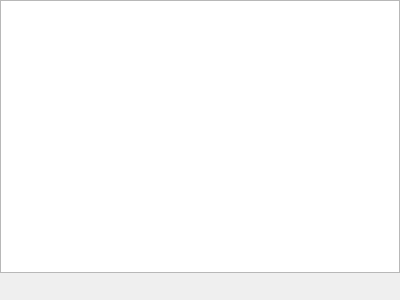
The window that Source/SVWidgetsLib/Widgets/UI_Files/StandardOutputWidget.ui (BlueQuartzSoftware/SIMPL) describes before a commit, drawn with Qt 5.
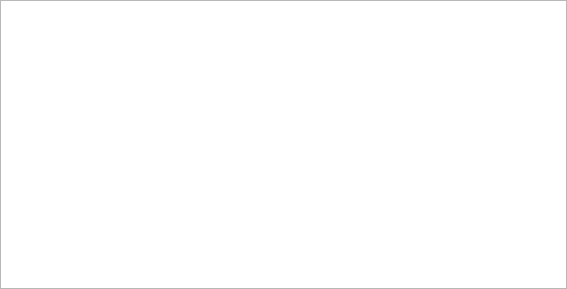
The same window after the commit. Icons and pictures are not drawn.

Commit message:
Improvements to the Dark Theme, standardize on Lato Font, Remove QtSStyles
+ Significant usability improvements to the Dark Theme.
+ Remove the QtSStyles class as the SVStyles replaces it
+ Remove hard coded HTML style 'color' settings for some of the widgets
+ Use the open-source Lato font everywhere.

What changed in the file:
```diff
--- a/Source/SVWidgetsLib/Widgets/UI_Files/StandardOutputWidget.ui
+++ b/Source/SVWidgetsLib/Widgets/UI_Files/StandardOutputWidget.ui
@@ -6,14 +6,17 @@
    <rect>
     <x>0</x>
     <y>0</y>
-    <width>400</width>
-    <height>300</height>
+    <width>567</width>
+    <height>289</height>
    </rect>
   </property>
   <property name="windowTitle">
    <string>Standard Output Widget</string>
   </property>
   <layout class="QGridLayout" name="gridLayout">
+   <property name="sizeConstraint">
+    <enum>QLayout::SetDefaultConstraint</enum>
+   </property>
    <property name="leftMargin">
     <number>0</number>
    </property>
@@ -26,121 +29,11 @@
    <property name="bottomMargin">
     <number>0</number>
    </property>
-   <property name="verticalSpacing">
-    <number>1</number>
+   <property name="spacing">
+    <number>-1</number>
    </property>
-   <item row="0" column="0">
-    <widget class="QTextEdit" name="stdOutTextEdit">
-     <property name="readOnly">
-      <bool>true</bool>
-     </property>
-     <property name="html">
-      <string>&lt;!DOCTYPE HTML PUBLIC &quot;-//W3C//DTD HTML 4.0//EN&quot; &quot;http://www.w3.org/TR/REC-html40/strict.dtd&quot;&gt;
-&lt;html&gt;&lt;head&gt;&lt;meta name=&quot;qrichtext&quot; content=&quot;1&quot; /&gt;&lt;style type=&quot;text/css&quot;&gt;
-p, li { white-space: pre-wrap; }
-&lt;/style&gt;&lt;/head&gt;&lt;body style=&quot; font-family:'.SF NS Text'; font-size:13pt; font-weight:400; font-style:normal;&quot;&gt;
-&lt;p style=&quot;-qt-paragraph-type:empty; margin-top:0px; margin-bottom:0px; margin-left:0px; margin-right:0px; -qt-block-indent:0; text-indent:0px; font-family:'.Helvetica Neue DeskInterface';&quot;&gt;&lt;br /&gt;&lt;/p&gt;&lt;/body&gt;&lt;/html&gt;</string>
-     </property>
-     <property name="placeholderText">
-      <string/>
-     </property>
-    </widget>
-   </item>
-   <item row="1" column="0">
-    <layout class="QHBoxLayout" name="horizontalLayout">
-     <property name="leftMargin">
-      <number>2</number>
-     </property>
-     <property name="rightMargin">
-      <number>2</number>
-     </property>
-     <property name="bottomMargin">
-      <number>2</number>
-     </property>
-     <item>
-      <widget class="QPushButton" name="clearLogBtn">
-       <property name="minimumSize">
-        <size>
-         <width>24</width>
-         <height>24</height>
-        </size>
-       </property>
-       <property name="maximumSize">
-        <size>
-         <width>24</width>
-         <height>24</height>
-        </size>
-       </property>
-       <property name="toolTip">
-        <string>Clear Contents</string>
-       </property>
-       <property name="text">
-        <string/>
-       </property>
-       <property name="icon">
-        <iconset resource="../../icons/images/Icons.qrc">
-         <normaloff>:/SIMPL/icons/images/ban.png</normaloff>:/ban.png</iconset>
-       </property>
-       <property name="iconSize">
-        <size>
-         <width>24</width>
-         <height>24</height>
-        </size>
-       </property>
-       <property name="flat">
-        <bool>true</bool>
-       </property>
-      </widget>
-     </item>
-     <item>
-      <spacer name="horizontalSpacer">
-       <property name="orientation">
-        <enum>Qt::Horizontal</enum>
-       </property>
-       <property name="sizeHint" stdset="0">
-        <size>
-         <width>40</width>
-         <height>20</height>
-        </size>
-       </property>
-      </spacer>
-     </item>
-     <item>
-      <widget class="QPushButton" name="saveLogBtn">
-       <property name="minimumSize">
-        <size>
-         <width>24</width>
-         <height>24</height>
-        </size>
-       </property>
-       <property name="maximumSize">
-        <size>
-         <width>24</width>
-         <height>24</height>
-        </size>
-       </property>
-       <property name="toolTip">
-        <string>Save Contents to File</string>
-       </property>
-       <property name="text">
-        <string/>
-       </property>
-       <property name="icon">
-        <iconset resource="../../icons/images/Icons.qrc">
-         <normaloff>:/SIMPL/icons/images/data-transfer-download.png</normaloff>:/data-transfer-download.png</iconset>
-       </property>
-       <property name="iconSize">
-        <size>
-         <width>24</width>
-         <height>24</height>
-        </size>
-       </property>
-       <property name="flat">
-        <bool>true</bool>
-       </property>
-      </widget>
-     </item>
-    </layout>
+   <item row="0" column="0" colspan="2">
+    <widget class="QTextEdit" name="stdOutTextEdit"/>
    </item>
   </layout>
  </widget>
```
Left out of the diff: 2 changed lines with no effect on the pictures. The commit also changes 26 other files.
